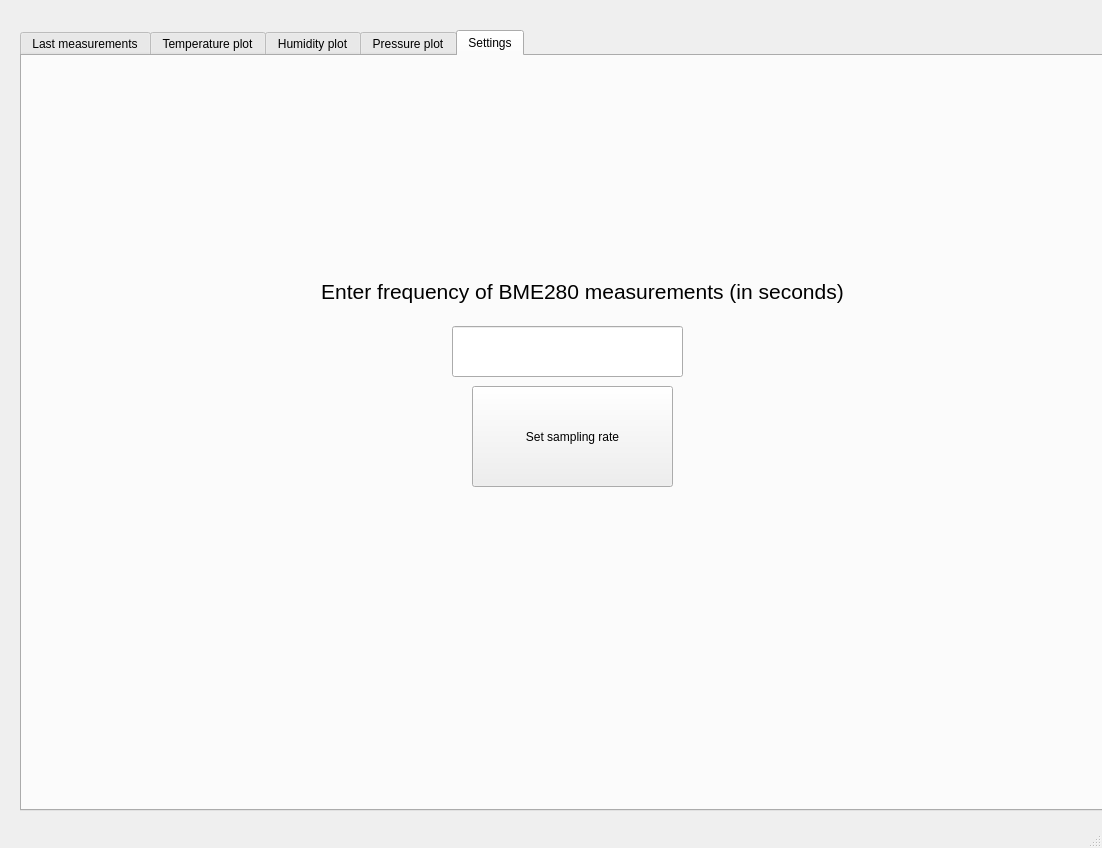
Qt form python_app/designer/app_gui.ui (krzysiubera/swaw-project) before a commit.
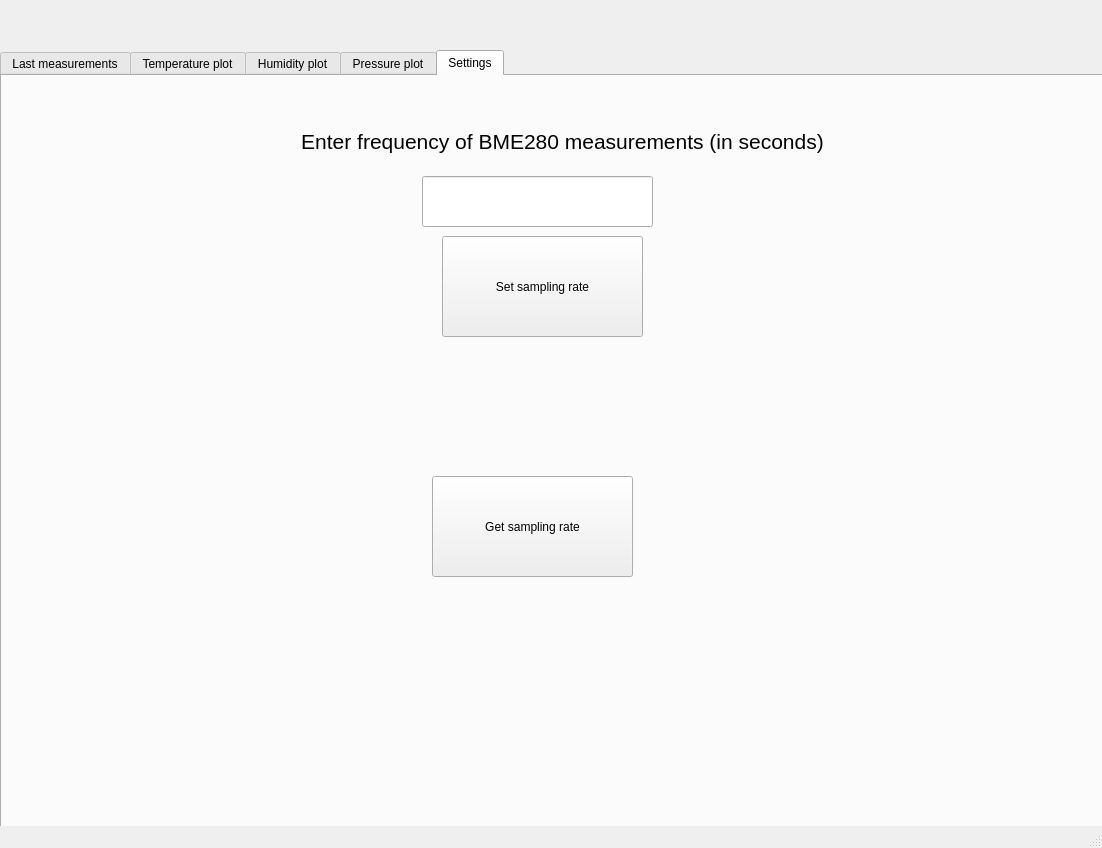
The same form after that commit. Custom widgets are drawn as their Qt base class.

Commit message: implement funtion for getting current sampling rate (on both sides)

```diff
--- a/python_app/designer/app_gui.ui
+++ b/python_app/designer/app_gui.ui
@@ -17,8 +17,8 @@
    <widget class="QTabWidget" name="SettingsTab">
     <property name="geometry">
      <rect>
-      <x>20</x>
-      <y>30</y>
+      <x>0</x>
+      <y>50</y>
       <width>1181</width>
       <height>781</height>
      </rect>
@@ -229,8 +229,8 @@
      <widget class="QPushButton" name="sampling_rate_button">
       <property name="geometry">
        <rect>
-        <x>450</x>
-        <y>330</y>
+        <x>440</x>
+        <y>160</y>
         <width>201</width>
         <height>101</height>
        </rect>
@@ -242,8 +242,8 @@
      <widget class="QLineEdit" name="sampling_rate_line_edit">
       <property name="geometry">
        <rect>
-        <x>430</x>
-        <y>270</y>
+        <x>420</x>
+        <y>100</y>
         <width>231</width>
         <height>51</height>
        </rect>
@@ -253,7 +253,7 @@
       <property name="geometry">
        <rect>
         <x>210</x>
-        <y>210</y>
+        <y>40</y>
         <width>701</width>
         <height>51</height>
        </rect>
@@ -273,8 +273,8 @@
      <widget class="QLabel" name="sampling_rate_set_label">
       <property name="geometry">
        <rect>
-        <x>210</x>
-        <y>460</y>
+        <x>190</x>
+        <y>330</y>
         <width>701</width>
         <height>51</height>
        </rect>
@@ -291,6 +291,19 @@
        <set>Qt::AlignCenter</set>
       </property>
      </widget>
+     <widget class="QPushButton" name="get_sampling_rate_button">
+      <property name="geometry">
+       <rect>
+        <x>430</x>
+        <y>400</y>
+        <width>201</width>
+        <height>101</height>
+       </rect>
+      </property>
+      <property name="text">
+       <string>Get sampling rate</string>
+      </property>
+     </widget>
     </widget>
    </widget>
   </widget>
```
Left out of the diff: 6 changed lines with no effect on the pictures. The commit also changes 5 other files.
